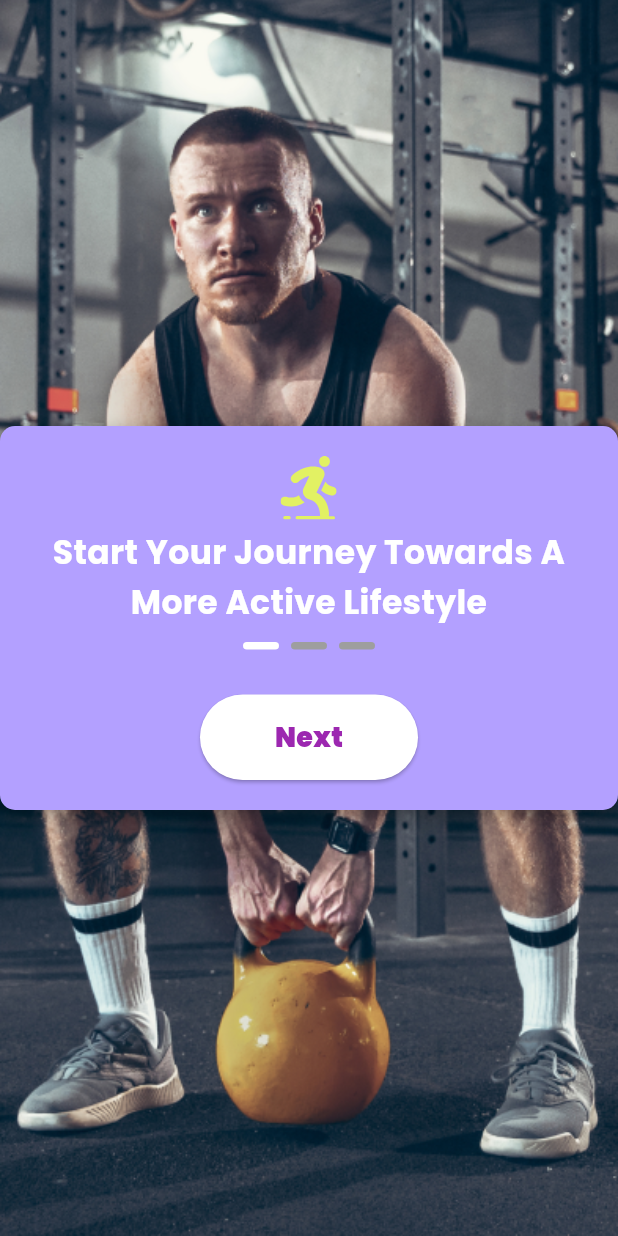
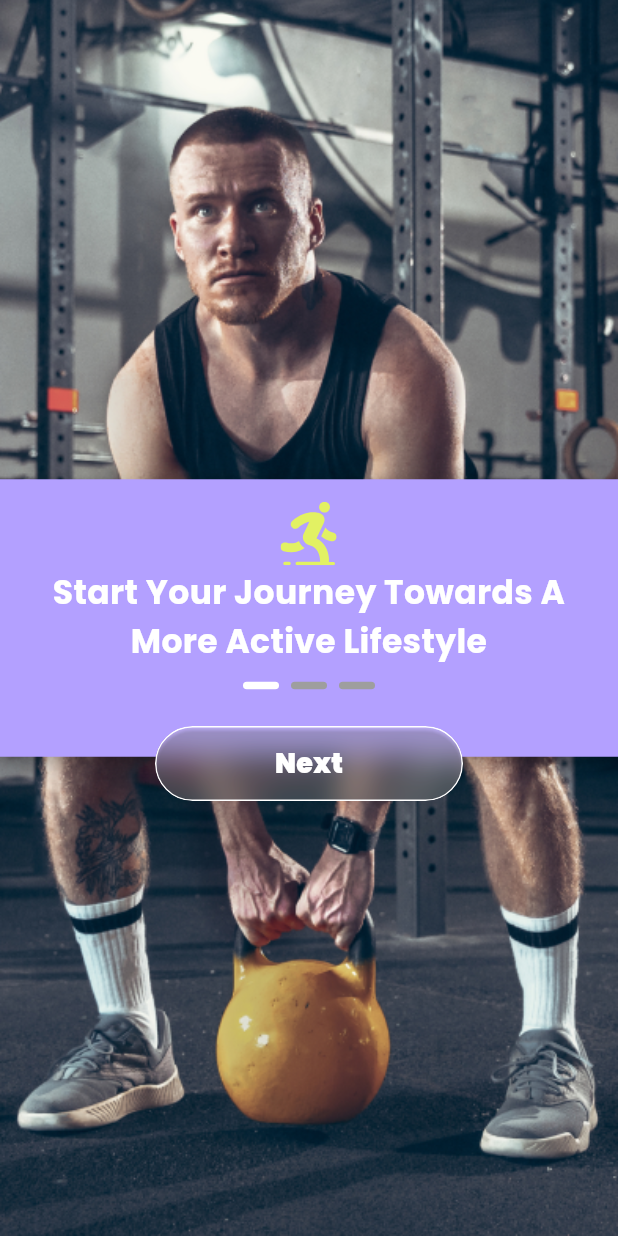
Before and after one commit to IgorRRamalho/fitness-app-flutter, a Flutter app: the screen it shows after launch, on a phone screen of 412 x 824 dp. Run offline on Flutter 3.47's test engine with Material 3 defaults, Android fonts, the phone set to English and light mode, and no system bars; our stand-ins replace flutter_svg.

```diff
--- a/lib/screens/onboarding_page.dart
+++ b/lib/screens/onboarding_page.dart
@@ -1,3 +1,5 @@
+import 'dart:ui';
+
 import 'package:flutter/material.dart';
 import 'package:flutter_svg/flutter_svg.dart';
 
@@ -30,10 +32,9 @@ class OnboardingPage extends StatelessWidget {
         Center(
           child: RepaintBoundary(
             child: Container(
-              padding: const EdgeInsets.all(20),
+              padding: const EdgeInsets.all(15),
               decoration: BoxDecoration(
                 color: const Color(0xFFB3A0FF),
-                borderRadius: BorderRadius.circular(10),
                 boxShadow: [
                   BoxShadow(
                     color: Colors.black.withOpacity(0.3),
@@ -54,7 +55,7 @@ class OnboardingPage extends StatelessWidget {
                       BlendMode.srcIn,
                     ),
                   ),
-                  const SizedBox(height: 5),
+                  const SizedBox(height: 1),
                   Text(
                     title,
                     style: const TextStyle(
@@ -69,31 +70,46 @@ class OnboardingPage extends StatelessWidget {
                   const SizedBox(height: 10),
                   _buildIndicator(),
                   const SizedBox(height: 30),
-                  ElevatedButton(
+                ],
+              ),
+            ),
+          ),
+        ),
+        Positioned(
+          bottom: 290,
+          left: 0,
+          right: 0,
+          child: Center(
+            child: ClipRRect(
+              borderRadius: BorderRadius.circular(30),
+              child: BackdropFilter(
+                filter: ImageFilter.blur(sigmaX: 10, sigmaY: 10),
+                child: ElevatedButton(
                   onPressed: onPressed,
                   style: ElevatedButton.styleFrom(
-                      backgroundColor: Colors.white,
-                      padding: const EdgeInsets.symmetric(horizontal: 50, vertical: 15),
+                    backgroundColor: Colors.white.withOpacity(0.2),
+                    padding: const EdgeInsets.symmetric(horizontal: 80, vertical: 12),
                     shape: RoundedRectangleBorder(
                       borderRadius: BorderRadius.circular(30),
+                      side: const BorderSide(color: Colors.white, width: 1),
                     ),
                   ),
                   child: const Text(
                     'Next',
                     style: TextStyle(
-                        color: Colors.purple,
+                      color: Colors.white,
                       fontFamily: 'Poppins',
                       fontWeight: FontWeight.w900,
                       fontSize: 18,
-                        height: 27 / 18,
-                      ),
-                    ),
-                  ),
-                ],
                     ),
                   ),
                 ),
               ),
+            ),
+          ),
+        ),
+
+
       ],
     );
   }
--- a/lib/screens/onboarding_screen.dart
+++ b/lib/screens/onboarding_screen.dart
@@ -1,5 +1,5 @@
 import 'package:flutter/material.dart';
-import 'onboarding_page.dart'; // Importar a página do onboarding
+import 'onboarding_page.dart';
 
 class OnboardingScreen extends StatefulWidget {
   const OnboardingScreen({super.key});
@@ -14,16 +14,16 @@ class OnboardingScreenState extends State<OnboardingScreen> {
 
   @override
   Widget build(BuildContext context) {
-    return WillPopScope( // Usando WillPopScope
+    return WillPopScope(
       onWillPop: () async {
         if (_currentPage > 0) {
           _pageController.previousPage(
             duration: const Duration(milliseconds: 700),
             curve: Curves.easeInOutCubic,
           );
-          return false; // Não fecha a tela, apenas troca de página
+          return false;
         }
-        return true; // Fecha a tela se estiver na primeira página
+        return true;
       },
       child: Scaffold(
         body: PageView.builder(
```
Lines whose indentation alone changed are shown as unchanged.
